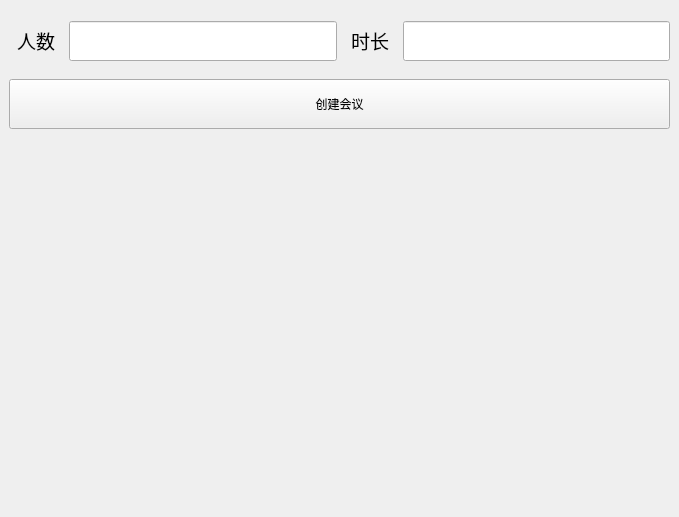
wang-y-cell/CloudMeeting_Client, file src/ui/stack_create_meet.ui: the form before one commit.
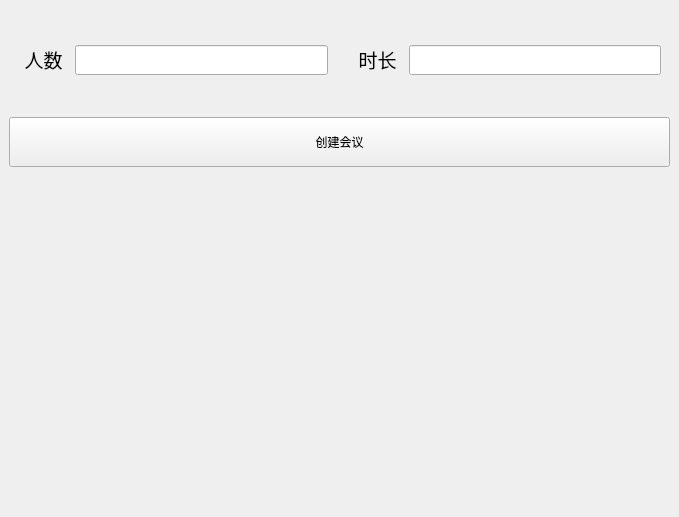
The form after the commit.

```diff
--- a/src/ui/stack_create_meet.ui
+++ b/src/ui/stack_create_meet.ui
@@ -67,7 +67,7 @@
          <property name="minimumSize">
           <size>
            <width>0</width>
-           <height>150</height>
+           <height>200</height>
           </size>
          </property>
          <property name="frameShape">
@@ -79,6 +79,18 @@
          <layout class="QGridLayout" name="gridLayout">
           <item row="0" column="1">
            <layout class="QHBoxLayout" name="time_layout" stretch="1,5">
+            <property name="leftMargin">
+             <number>9</number>
+            </property>
+            <property name="topMargin">
+             <number>9</number>
+            </property>
+            <property name="rightMargin">
+             <number>9</number>
+            </property>
+            <property name="bottomMargin">
+             <number>9</number>
+            </property>
             <item>
              <widget class="QLabel" name="label_3">
               <property name="sizePolicy">
@@ -103,7 +115,7 @@
               <property name="minimumSize">
                <size>
                 <width>0</width>
-                <height>40</height>
+                <height>30</height>
                </size>
               </property>
              </widget>
@@ -112,6 +124,18 @@
           </item>
           <item row="0" column="0">
            <layout class="QHBoxLayout" name="horizontalLayout_2" stretch="1,5">
+            <property name="leftMargin">
+             <number>9</number>
+            </property>
+            <property name="topMargin">
+             <number>9</number>
+            </property>
+            <property name="rightMargin">
+             <number>9</number>
+            </property>
+            <property name="bottomMargin">
+             <number>9</number>
+            </property>
             <item>
              <widget class="QLabel" name="label_2">
               <property name="sizePolicy">
@@ -160,7 +184,7 @@
               <property name="minimumSize">
                <size>
                 <width>0</width>
-                <height>40</height>
+                <height>30</height>
                </size>
               </property>
               <property name="maximumSize">
```
